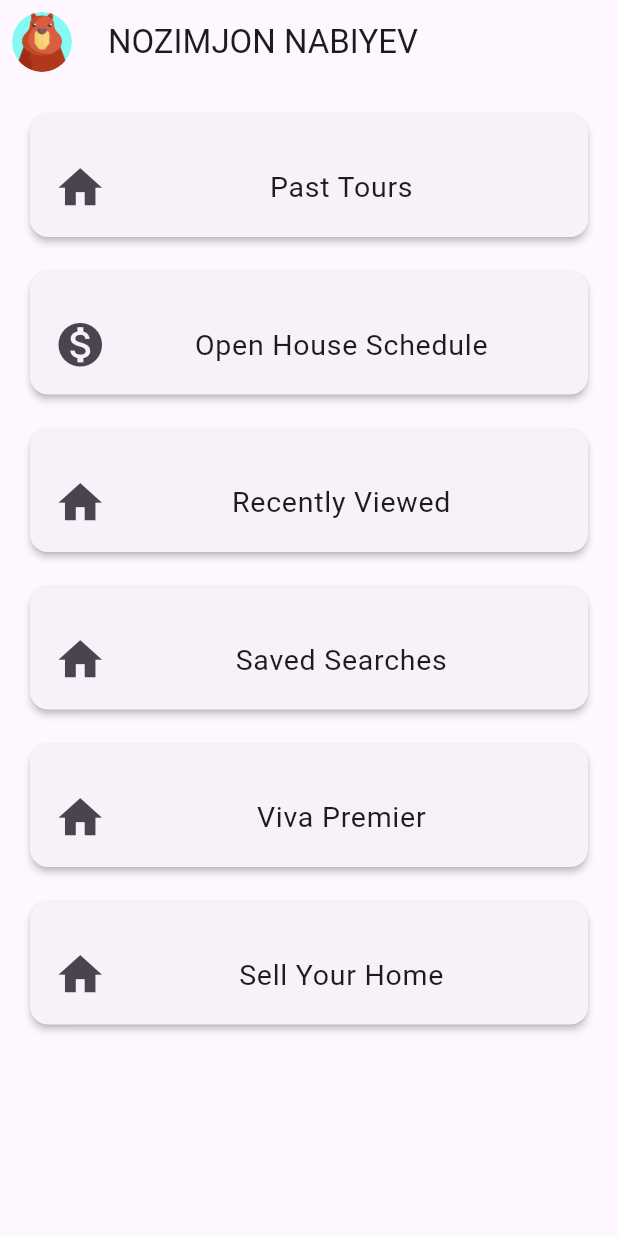
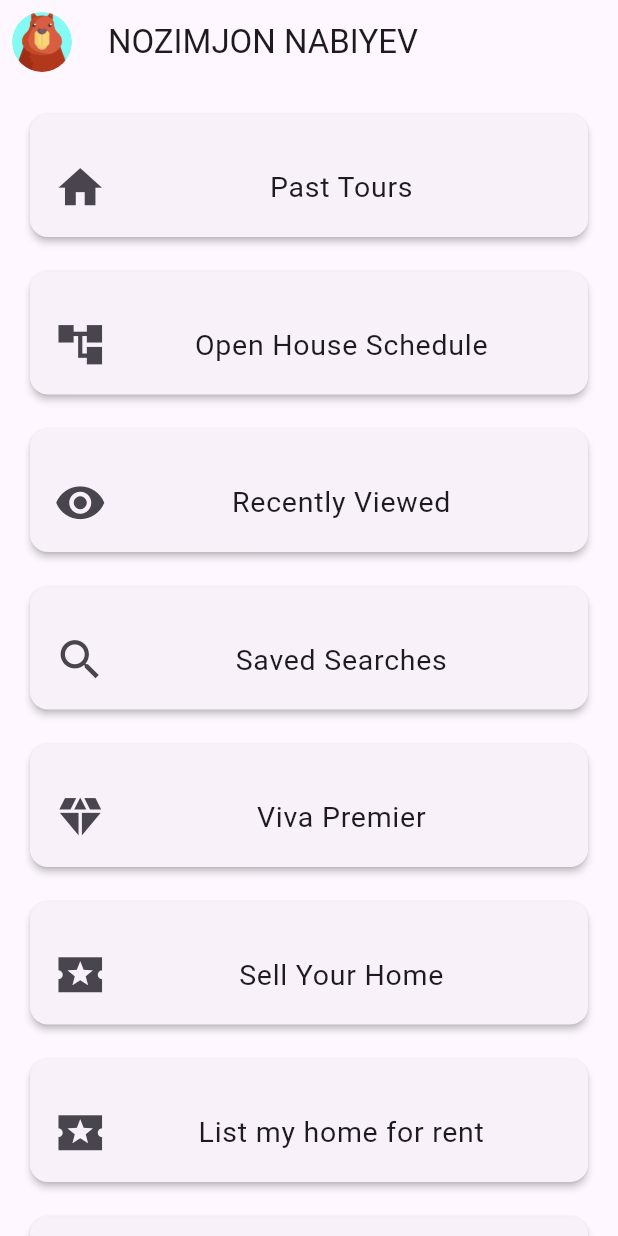
Before and after one commit to Uchiha8/Real_Estate, a Flutter app: the screen it shows after launch, on a phone screen of 412 x 824 dp. Run offline on Flutter 3.47's test engine with Material 3 defaults, Android fonts, the phone set to English and light mode, and no system bars.

```diff
--- a/lib/domain/Profile.dart
+++ b/lib/domain/Profile.dart
@@ -1,25 +1,15 @@
 import 'package:flutter/material.dart';
-import 'SettingPage.dart';
 
 class ProfilePage extends StatelessWidget {
-  final String username;
-  final String firstName;
-  final String lastName;
-  final String email;
+  final String fullName;
 
-  const ProfilePage({
-    Key? key,
-    required this.username,
-    required this.firstName,
-    required this.lastName,
-    required this.email,
-  }) : super(key: key);
+  const ProfilePage({Key? key, required this.fullName}) : super(key: key);
 
   @override
   Widget build(BuildContext context) {
     return Scaffold(
       appBar: AppBar(
-        title: const Text('NOZIMJON NABIYEV'),
+        title: Text(fullName),
         leading: GestureDetector(
           onTap: () {
             Navigator.pushNamed(context, '/edit_profile');
@@ -51,7 +41,7 @@ class ProfilePage extends StatelessWidget {
           ),
           FunctionalityCard(
             title: 'Open House Schedule',
-            icon: Icons.monetization_on,
+            icon: Icons.account_tree_sharp,
             onTap: () {
               // Add navigation logic for selling a property
               print('Navigate to Sell a Property');
@@ -59,7 +49,7 @@ class ProfilePage extends StatelessWidget {
           ),
           FunctionalityCard(
             title: 'Recently Viewed',
-            icon: Icons.home,
+            icon: Icons.remove_red_eye,
             onTap: () {
               // Add navigation logic for buying a property
               print('Navigate to Buy a Property');
@@ -67,7 +57,7 @@ class ProfilePage extends StatelessWidget {
           ),
           FunctionalityCard(
             title: 'Saved Searches',
-            icon: Icons.home,
+            icon: Icons.search,
             onTap: () {
               // Add navigation logic for buying a property
               print('Navigate to Buy a Property');
@@ -75,7 +65,7 @@ class ProfilePage extends StatelessWidget {
           ),
           FunctionalityCard(
             title: 'Viva Premier',
-            icon: Icons.home,
+            icon: Icons.diamond,
             onTap: () {
               // Add navigation logic for buying a property
               print('Navigate to Buy a Property');
@@ -83,7 +73,47 @@ class ProfilePage extends StatelessWidget {
           ),
           FunctionalityCard(
             title: 'Sell Your Home',
-            icon: Icons.home,
+            icon: Icons.local_attraction_sharp,
+            onTap: () {
+              // Add navigation logic for buying a property
+              print('Navigate to Buy a Property');
+            },
+          ),
+          FunctionalityCard(
+            title: 'List my home for rent',
+            icon: Icons.local_attraction_sharp,
+            onTap: () {
+              // Add navigation logic for buying a property
+              print('Navigate to Buy a Property');
+            },
+          ),
+          FunctionalityCard(
+            title: 'Careers',
+            icon: Icons.local_attraction_sharp,
+            onTap: () {
+              // Add navigation logic for buying a property
+              print('Navigate to Buy a Property');
+            },
+          ),
+          FunctionalityCard(
+            title: 'Classes and Events',
+            icon: Icons.local_attraction_sharp,
+            onTap: () {
+              // Add navigation logic for buying a property
+              print('Navigate to Buy a Property');
+            },
+          ),
+          FunctionalityCard(
+            title: 'Your Agent',
+            icon: Icons.local_attraction_sharp,
+            onTap: () {
+              // Add navigation logic for buying a property
+              print('Navigate to Buy a Property');
+            },
+          ),
+          FunctionalityCard(
+            title: 'Settings',
+            icon: Icons.settings,
             onTap: () {
               // Add navigation logic for buying a property
               print('Navigate to Buy a Property');
--- a/lib/main.dart
+++ b/lib/main.dart
@@ -13,29 +13,12 @@ class MyApp extends StatelessWidget {
     return MaterialApp(
       title: 'Flutter Demo',
       theme: ThemeData(
-        // This is the theme of your application.
-        //
-        // TRY THIS: Try running your application with "flutter run". You'll see
-        // the application has a blue toolbar. Then, without quitting the app,
-        // try changing the seedColor in the colorScheme below to Colors.green
-        // and then invoke "hot reload" (save your changes or press the "hot
-        // reload" button in a Flutter-supported IDE, or press "r" if you used
-        // the command line to start the app).
-        //
-        // Notice that the counter didn't reset back to zero; the application
-        // state is not lost during the reload. To reset the state, use hot
-        // restart instead.
-        //
-        // This works for code too, not just values: Most code changes can be
-        // tested with just a hot reload.
+
         colorScheme: ColorScheme.fromSeed(seedColor: Colors.deepPurple),
         useMaterial3: true,
       ),
-      home: const ProfilePage(
-        username: "Imron",
-        firstName: "Ismoil",
-        lastName: "Usmonov",
-        email: "usmonov@gmail.com",
+      home: ProfilePage(
+        fullName: "NOZIMJON NABIYEV",
       ),
     );
   }
```
Also changed, not shown: lib/domain/SettingPage.dart (deleted, +0 -102 lines).
